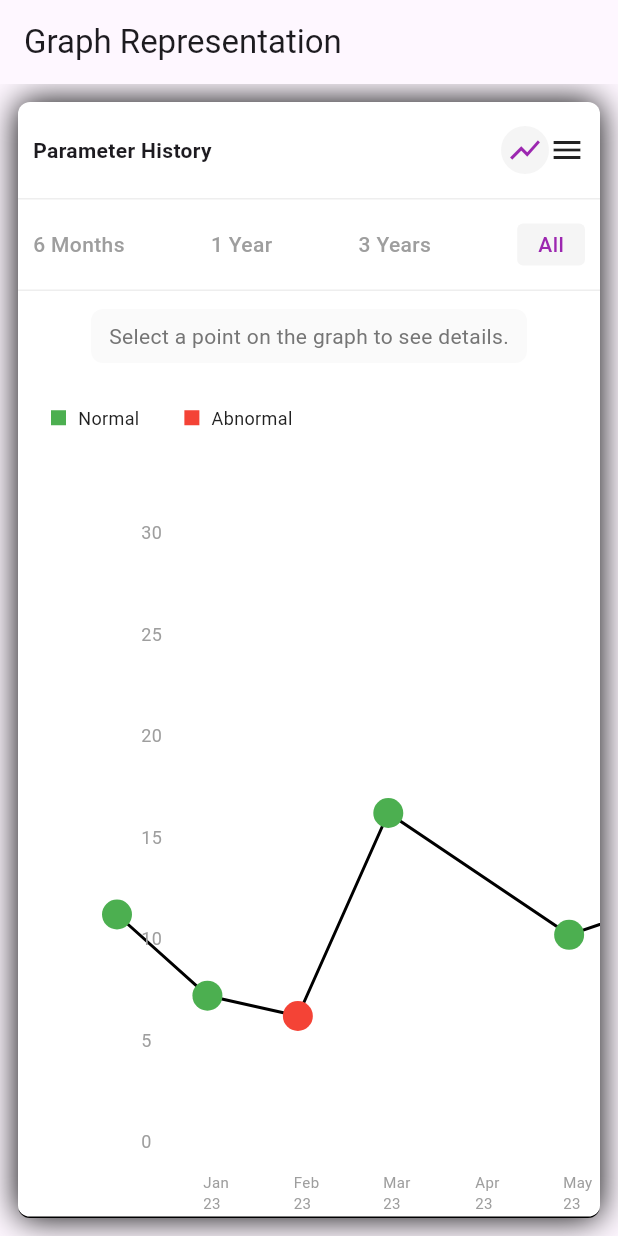
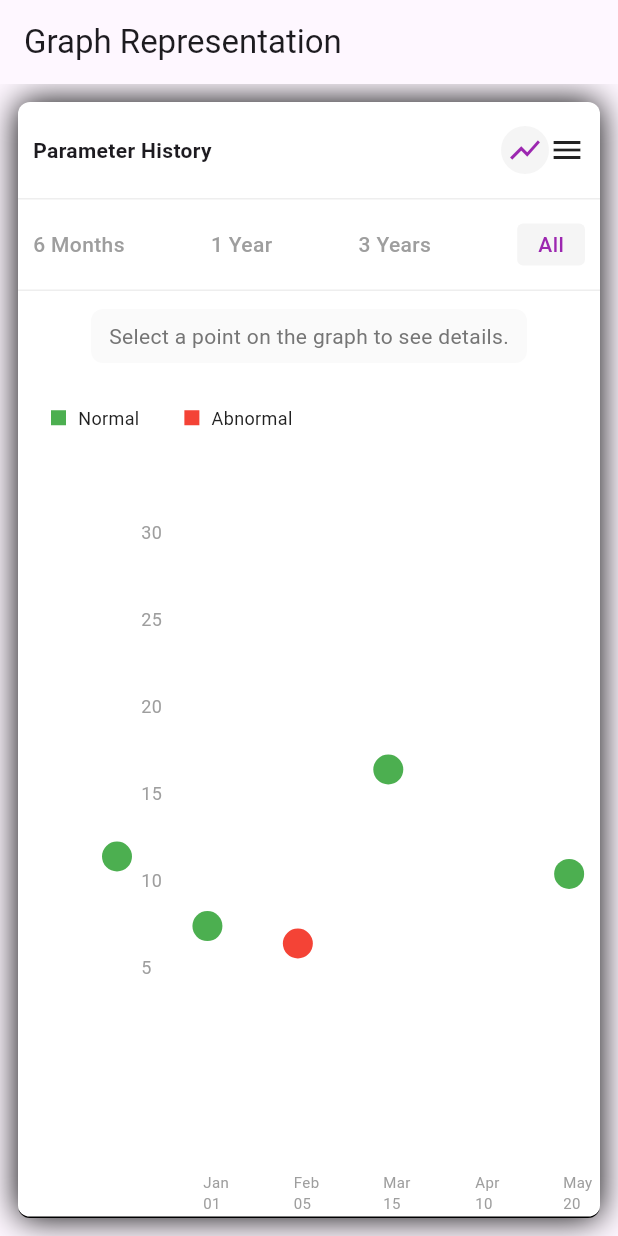
Before and after one commit to RasZarky/parameter-tracker-fl_chart-demo, a Flutter app: the screen it shows after launch, on a phone screen of 412 x 824 dp. Run offline on Flutter 3.47's test engine with Material 3 defaults, Android fonts, the phone set to English and light mode, and no system bars; drawn by our look-alikes of fl_chart.

Commit message:
chart updated

```diff
--- a/lib/main.dart
+++ b/lib/main.dart
@@ -21,7 +21,7 @@ class _GraphPageState extends State<GraphPage> {
 
   final List<Map<String, dynamic>> jsonData = [
     {
-      "date": "2023-01-01",
+      "date": "01 Jan",
       "value": 10,
       "refMin": 4,
       "refMax": 20,
@@ -30,7 +30,7 @@ class _GraphPageState extends State<GraphPage> {
       "institute": "Central Medical Lab"
     },
     {
-      "date": "2023-02-05",
+      "date": "05 Feb",
       "value": 6,
       "refMin": 2,
       "refMax": 12,
@@ -39,7 +39,7 @@ class _GraphPageState extends State<GraphPage> {
       "institute": "City General Hospital"
     },
     {
-      "date": "2023-03-15",
+      "date": "15 Mar",
       "value": 5,
       "refMin": 3,
       "refMax": 15,
@@ -48,7 +48,7 @@ class _GraphPageState extends State<GraphPage> {
       "institute": "City General Hospital"
     },
     {
-      "date": "2023-04-10",
+      "date": "10 Apr",
       "value": 15,
       "refMin": 10,
       "refMax": 20,
@@ -57,7 +57,7 @@ class _GraphPageState extends State<GraphPage> {
       "institute": "MedFirst Diagnostics"
     },
     {
-      "date": "2023-05-20",
+      "date": "20 May",
       "value": -5,
       "type": "qualitative",
       "result": "positive",
@@ -65,7 +65,7 @@ class _GraphPageState extends State<GraphPage> {
       "institute": "Regional Health Center"
     },
     {
-      "date": "2023-06-12",
+      "date": "12 Jun",
       "value": 9,
       "refMin": 5,
       "refMax": 15,
@@ -74,7 +74,7 @@ class _GraphPageState extends State<GraphPage> {
       "institute": "Premier Medical Labs"
     },
     {
-      "date": "2023-07-23",
+      "date": "23 Jul",
       "value": -5,
       "type": "qualitative",
       "result": "positive",
@@ -82,7 +82,7 @@ class _GraphPageState extends State<GraphPage> {
       "institute": "Regional Health Center"
     },
     {
-      "date": "2023-08-18",
+      "date": "18 Aug",
       "value": 12,
       "refMin": 8,
       "refMax": 18,
@@ -91,7 +91,7 @@ class _GraphPageState extends State<GraphPage> {
       "institute": "HealthScope Labs"
     },
     {
-      "date": "2023-09-05",
+      "date": "05 Sep",
       "value": 22,
       "refMin": 15,
       "refMax": 25,
@@ -100,7 +100,7 @@ class _GraphPageState extends State<GraphPage> {
       "institute": "HealthScope Labs"
     },
     {
-      "date": "2023-10-30",
+      "date": "30 Oct",
       "value": 7,
       "refMin": 4,
       "refMax": 10,
@@ -109,7 +109,7 @@ class _GraphPageState extends State<GraphPage> {
       "institute": "City Medical Center"
     },
     {
-      "date": "2023-11-11",
+      "date": "11 Nov",
       "value": -5,
       "type": "qualitative",
       "result": "pending",
@@ -117,7 +117,7 @@ class _GraphPageState extends State<GraphPage> {
       "institute": "Metropolitan Lab Services"
     },
     {
-      "date": "2023-12-25",
+      "date": "25 Dec",
       "value": 14,
       "refMin": 10,
       "refMax": 20,
@@ -126,7 +126,7 @@ class _GraphPageState extends State<GraphPage> {
       "institute": "Advanced Diagnostic Solutions"
     },
     {
-      "date": "2024-01-09",
+      "date": "09 Jan",
       "value": 18,
       "refMin": 10,
       "refMax": 30,
@@ -135,7 +135,7 @@ class _GraphPageState extends State<GraphPage> {
       "institute": "MedFirst Diagnostics"
     },
     {
-      "date": "2024-02-10",
+      "date": "10 Feb",
       "value": 8,
       "refMin": 5,
       "refMax": 12,
@@ -144,7 +144,7 @@ class _GraphPageState extends State<GraphPage> {
       "institute": "City General Hospital"
     },
     {
-      "date": "2024-03-14",
+      "date": "14 Mar",
       "value": -5,
       "type": "qualitative",
       "result": "above_normal",
@@ -152,7 +152,7 @@ class _GraphPageState extends State<GraphPage> {
       "institute": "Premier Medical Labs"
     },
     {
-      "date": "2024-04-17",
+      "date": "17 Apr",
       "value": 13,
       "refMin": 10,
       "refMax": 20,
@@ -161,7 +161,7 @@ class _GraphPageState extends State<GraphPage> {
       "institute": "HealthScope Labs"
     },
     {
-      "date": "2024-05-23",
+      "date": "23 May",
       "value": 22,
       "refMin": 15,
       "refMax": 30,
@@ -170,7 +170,7 @@ class _GraphPageState extends State<GraphPage> {
       "institute": "City Medical Center"
     },
     {
-      "date": "2024-06-21",
+      "date": "21 Jun",
       "value": -5,
       "type": "qualitative",
       "result": "pending",
@@ -178,7 +178,7 @@ class _GraphPageState extends State<GraphPage> {
       "institute": "Premier Medical Labs"
     },
     {
-      "date": "2024-07-09",
+      "date": "09 Jul",
       "value": 16,
       "refMin": 12,
       "refMax": 22,
@@ -187,7 +187,7 @@ class _GraphPageState extends State<GraphPage> {
       "institute": "Metropolitan Lab Services"
     },
     {
-      "date": "2024-08-03",
+      "date": "03 Aug",
       "value": 19,
       "refMin": 14,
       "refMax": 25,
@@ -196,7 +196,7 @@ class _GraphPageState extends State<GraphPage> {
       "institute": "Regional Health Center"
     },
     {
-      "date": "2024-09-12",
+      "date": "12 Sep",
       "value": -5,
       "type": "qualitative",
       "result": "negative",
@@ -204,7 +204,7 @@ class _GraphPageState extends State<GraphPage> {
       "institute": "City General Hospital"
     },
     {
-      "date": "2024-10-28",
+      "date": "28 Oct",
       "value": 24,
       "refMin": 18,
       "refMax": 28,
@@ -213,7 +213,7 @@ class _GraphPageState extends State<GraphPage> {
       "institute": "MedFirst Diagnostics"
     },
     {
-      "date": "2024-11-05",
+      "date": "05 Nov",
       "value": 22,
       "refMin": 15,
       "refMax": 25,
@@ -222,7 +222,7 @@ class _GraphPageState extends State<GraphPage> {
       "institute": "HealthScope Labs"
     },
     {
-      "date": "2024-12-20",
+      "date": "20 Dec",
       "value": 14,
       "refMin": 10,
       "refMax": 20,
@@ -231,7 +231,7 @@ class _GraphPageState extends State<GraphPage> {
       "institute": "Advanced Diagnostic Solutions"
     },
     {
-      "date": "2025-01-01",
+      "date": "01 Jan",
       "value": 17,
       "refMin": 12,
       "refMax": 22,
@@ -240,7 +240,7 @@ class _GraphPageState extends State<GraphPage> {
       "institute": "Central Medical Lab"
     },
     {
-      "date": "2025-02-14",
+      "date": "14 Feb",
       "value": 20,
       "refMin": 15,
       "refMax": 28,
@@ -249,7 +249,7 @@ class _GraphPageState extends State<GraphPage> {
       "institute": "Metropolitan Lab Services"
     },
     {
-      "date": "2025-03-09",
+      "date": "09 Mar",
       "value": 12,
       "refMin": 8,
       "refMax": 18,
@@ -258,7 +258,7 @@ class _GraphPageState extends State<GraphPage> {
       "institute": "City Medical Center"
     },
     {
-      "date": "2025-04-22",
+      "date": "22 Apr",
       "value": -5,
       "type": "qualitative",
       "result": "positive",
@@ -266,7 +266,7 @@ class _GraphPageState extends State<GraphPage> {
       "institute": "Regional Health Center"
     },
     {
-      "date": "2025-05-30",
+      "date": "30 May",
       "value": 21,
       "refMin": 16,
       "refMax": 26,
@@ -275,7 +275,7 @@ class _GraphPageState extends State<GraphPage> {
       "institute": "Premier Medical Labs"
     },
     {
-      "date": "2025-06-14",
+      "date": "14 Jun",
       "value": 10,
       "refMin": 6,
       "refMax": 15,
@@ -284,7 +284,7 @@ class _GraphPageState extends State<GraphPage> {
       "institute": "HealthScope Labs"
     },
     {
-      "date": "2025-07-08",
+      "date": "08 Jul",
       "value": 25,
       "refMin": 20,
       "refMax": 30,
@@ -293,7 +293,7 @@ class _GraphPageState extends State<GraphPage> {
       "institute": "MedFirst Diagnostics"
     },
     {
-      "date": "2025-08-30",
+      "date": "30 Aug",
       "value": -5,
       "type": "qualitative",
       "result": "above_normal",
@@ -301,7 +301,7 @@ class _GraphPageState extends State<GraphPage> {
       "institute": "Metropolitan Lab Services"
     },
     {
-      "date": "2025-09-10",
+      "date": "10 Sep",
       "value": 14,
       "refMin": 9,
       "refMax": 18,
@@ -310,7 +310,7 @@ class _GraphPageState extends State<GraphPage> {
       "institute": "City General Hospital"
     },
     {
-      "date": "2025-10-25",
+      "date": "25 Oct",
       "value": 23,
       "refMin": 18,
       "refMax": 27,
@@ -319,7 +319,7 @@ class _GraphPageState extends State<GraphPage> {
       "institute": "Advanced Diagnostic Solutions"
     },
     {
-      "date": "2025-11-19",
+      "date": "19 Nov",
       "value": 8,
       "refMin": 5,
       "refMax": 12,
@@ -328,7 +328,7 @@ class _GraphPageState extends State<GraphPage> {
       "institute": "Regional Health Center"
     },
     {
-      "date": "2025-12-12",
+      "date": "12 Dec",
       "value": 6,
       "refMin": 4,
       "refMax": 10,
@@ -407,29 +407,11 @@ class _GraphPageState extends State<GraphPage> {
   }
 
   String _formatDate(String date) {
-    final parts = date.split('-');
+    final parts = date.split(' ');
     if (parts.length >= 2) {
-      return '${_getMonthAbbreviation(int.parse(parts[1]))}\n${parts[0].substring(2)}';
+      return '${parts[1]}\n${parts[0]}';
     }
     return date;
-  }
-
-  String _getMonthAbbreviation(int month) {
-    switch (month) {
-      case 1: return 'Jan';
-      case 2: return 'Feb';
-      case 3: return 'Mar';
-      case 4: return 'Apr';
-      case 5: return 'May';
-      case 6: return 'Jun';
-      case 7: return 'Jul';
-      case 8: return 'Aug';
-      case 9: return 'Sep';
-      case 10: return 'Oct';
-      case 11: return 'Nov';
-      case 12: return 'Dec';
-      default: return '';
-    }
   }
 
   @override
@@ -447,18 +429,26 @@ class _GraphPageState extends State<GraphPage> {
         numericSpots.add(FlSpot(i.toDouble(), (item['value'] as num).toDouble()));
       } else if (item['type'] == 'qualitative') {
         qualitativeIndices.add(i);
-        qualitativeSpots.add(FlSpot(i.toDouble(), 0)); // Using y=0 for qualitative data
+        qualitativeSpots.add(FlSpot(i.toDouble(), (item['value'] as num).toDouble()));
       }
     }
 
-    // Get all y values for numeric data to determine min/max
     final yValues = jsonData
         .where((item) => item['type'] == 'numeric')
         .map((item) => (item['value'] as num).toDouble())
         .toList();
 
-    // Add some padding to y-axis
-    final double minY = (yValues.isNotEmpty ? yValues.reduce((a, b) => a < b ? a : b) : 0) - 5;
+    // Get qualitative values (they're all -5 in your data)
+    final qualValues = jsonData
+        .where((item) => item['type'] == 'qualitative')
+        .map((item) => (item['value'] as num).toDouble())
+        .toList();
+
+    // Combine all values
+    final allValues = [...yValues, ...qualValues];
+
+    // Calculate min and max with padding
+    final double minY = (allValues.isNotEmpty ? allValues.reduce((a, b) => a < b ? a : b) : 0);
     final double maxY = (yValues.isNotEmpty ? yValues.reduce((a, b) => a > b ? a : b) : 0) + 5;
 
     final xLabels = jsonData.map((item) => _formatDate(item['date'])).toList();
@@ -634,8 +624,14 @@ class _GraphPageState extends State<GraphPage> {
                               showTitles: true,
                               reservedSize: 50,
                               getTitlesWidget: (value, meta) {
-                                return Text(value.toInt().toString(),
-                                    style: TextStyle(fontWeight: FontWeight.w400, fontSize: 12, color: Colors.grey.shade500));
+                                if (value > 0) {
+                                  return Text(value.toInt().toString(),
+                                      style: TextStyle(
+                                          fontWeight: FontWeight.w400,
+                                          fontSize: 12,
+                                          color: Colors.grey.shade500));
+                                }
+                                return SizedBox.shrink();
                               },
                             ),
                           ),
@@ -670,8 +666,8 @@ class _GraphPageState extends State<GraphPage> {
                           LineChartBarData(
                             spots: numericSpots,
                             isCurved: false,
-                            color: Colors.black,
-                            barWidth: 2,
+                            color: Colors.transparent,
+                            barWidth: 0,
                             isStrokeCapRound: true,
                             belowBarData: BarAreaData(show: false),
                             dotData: FlDotData(
@@ -715,19 +711,6 @@ class _GraphPageState extends State<GraphPage> {
                           ),
                         ],
 
-                        extraLinesData: ExtraLinesData(
-                          extraLinesOnTop: false,
-                          horizontalLines: yValues
-                              .asMap()
-                              .entries
-                              .where((entry) => entry.key % 2 == 0) // Only take even indices
-                              .map((entry) => HorizontalLine(
-                            y: entry.value,
-                            color: Colors.grey.shade300,
-                            strokeWidth: 1,
-                          ))
-                              .toList(),
-                        ),
                         lineTouchData: LineTouchData(
                           touchTooltipData: LineTouchTooltipData(
                             getTooltipItems: (List<LineBarSpot> touchedSpots) => [],
```
Also changed, not shown: pubspec.lock, 125 other files.
